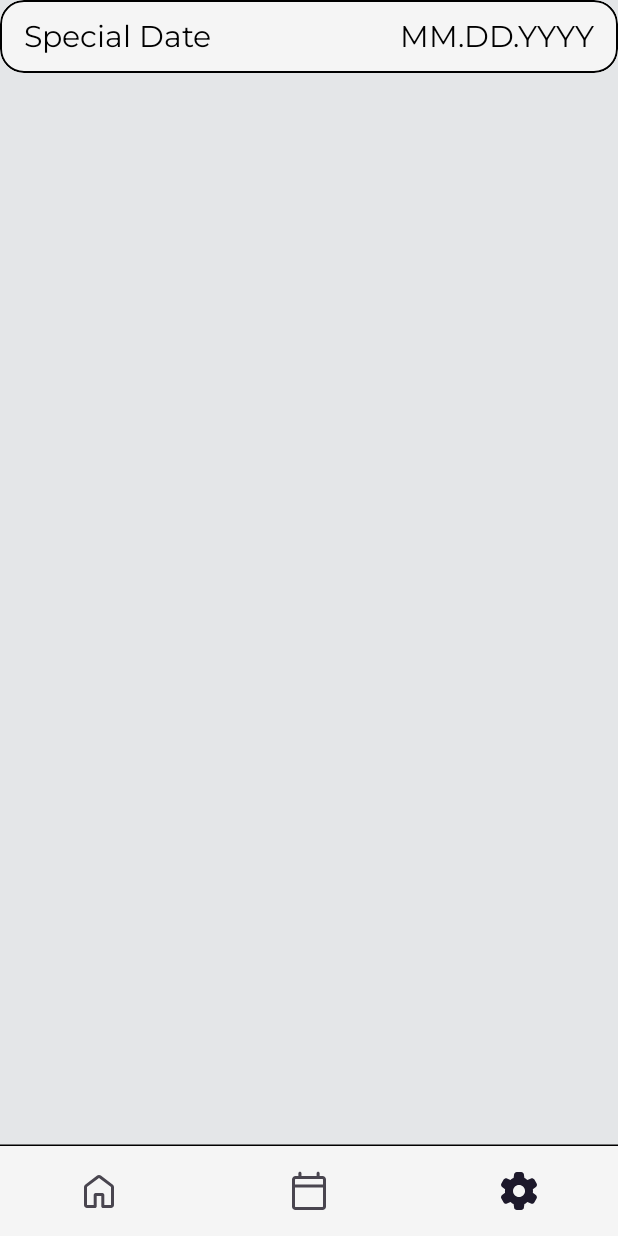
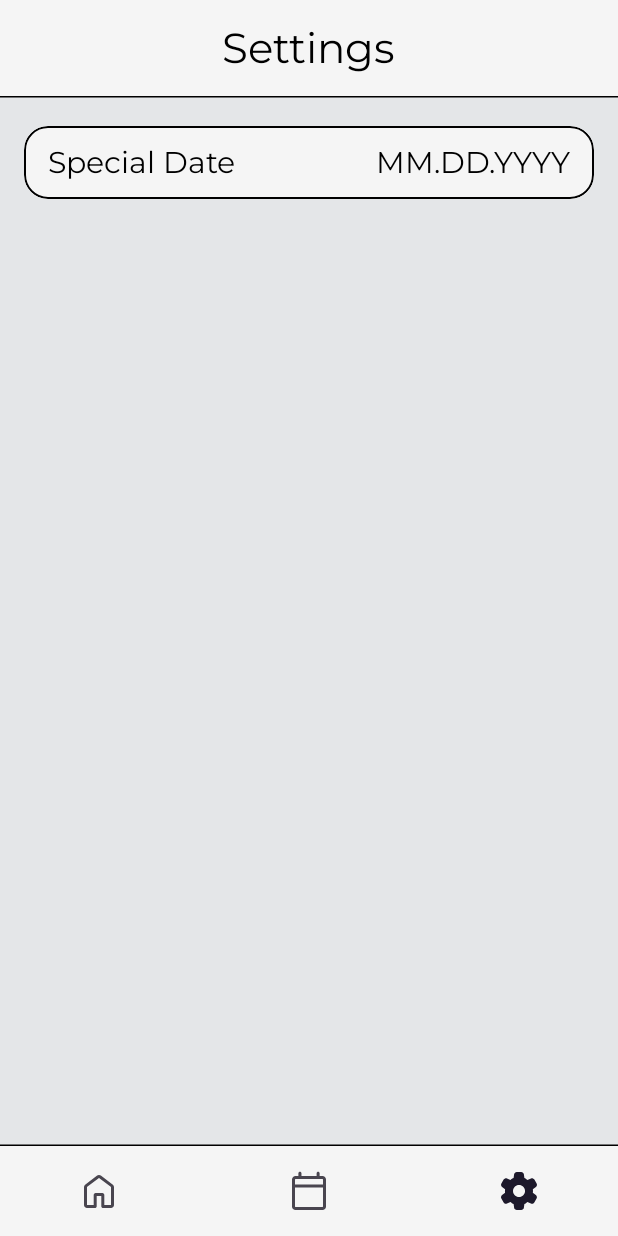
Before and after one commit to pavel-maiseichyk/Love-Calendar, an Android app built with Jetpack Compose: the SettingsScreen screen opened through its navigation route, on a phone screen of 412 x 824 dp. Run offline under Robolectric (Android 15) with nearby library versions, the light colour scheme and no system bars; 1 statement that could not run was skipped.

Commit message:
Complete SettingsScreen implementation

```diff
--- a/app/src/main/java/com/paulmais/lovecalendar/presentation/home/HomeScreen.kt
+++ b/app/src/main/java/com/paulmais/lovecalendar/presentation/home/HomeScreen.kt
@@ -51,7 +51,7 @@ private fun HomeScreen(
                 onRightButtonClick = {
                     if (state.isInEditMode) onAction(HomeAction.OnConfirmEditClick)
                     else onAction(HomeAction.OnEditClick)
-                },
+                }
             )
         }
     ) { paddingValues ->
--- a/app/src/main/java/com/paulmais/lovecalendar/presentation/settings/SettingsScreen.kt
+++ b/app/src/main/java/com/paulmais/lovecalendar/presentation/settings/SettingsScreen.kt
@@ -1,9 +1,22 @@
 package com.paulmais.lovecalendar.presentation.settings
 
+import androidx.compose.foundation.background
+import androidx.compose.foundation.layout.Column
+import androidx.compose.foundation.layout.Spacer
+import androidx.compose.foundation.layout.fillMaxSize
+import androidx.compose.foundation.layout.height
+import androidx.compose.foundation.layout.padding
+import androidx.compose.foundation.rememberScrollState
+import androidx.compose.foundation.verticalScroll
+import androidx.compose.material3.MaterialTheme
+import androidx.compose.material3.Scaffold
 import androidx.compose.runtime.Composable
 import androidx.compose.runtime.getValue
+import androidx.compose.ui.Modifier
 import androidx.compose.ui.tooling.preview.Preview
+import androidx.compose.ui.unit.dp
 import androidx.lifecycle.compose.collectAsStateWithLifecycle
+import com.paulmais.lovecalendar.presentation.components.MyTopBar
 import com.paulmais.lovecalendar.presentation.settings.components.SettingsComponent
 import com.paulmais.lovecalendar.presentation.ui.theme.LoveCalendarTheme
 import org.koin.androidx.compose.koinViewModel
@@ -25,6 +38,20 @@ private fun SettingsScreen(
     state: SettingsState,
     onAction: (SettingsAction) -> Unit
 ) {
+    Scaffold(
+        topBar = {
+            MyTopBar(text = "Settings")
+        }
+    ) { paddingValues ->
+        Column(
+            modifier = Modifier
+                .padding(paddingValues)
+                .fillMaxSize()
+                .background(MaterialTheme.colorScheme.background)
+                .padding(horizontal = 16.dp)
+                .verticalScroll(rememberScrollState())
+        ) {
+            Spacer(modifier = Modifier.height(20.dp))
             SettingsComponent(
                 textFieldState = state.specialDateTextFieldState,
                 title = "Special Date",
@@ -34,6 +61,8 @@ private fun SettingsScreen(
                 onCancelClick = { onAction(SettingsAction.OnCancelUpdateDateClick) },
                 date = state.specialDateString
             )
+        }
+    }
 }
 
 @Preview
--- a/app/src/main/java/com/paulmais/lovecalendar/presentation/settings/components/SettingsComponent.kt
+++ b/app/src/main/java/com/paulmais/lovecalendar/presentation/settings/components/SettingsComponent.kt
@@ -1,23 +1,18 @@
 package com.paulmais.lovecalendar.presentation.settings.components
 
-import androidx.compose.animation.AnimatedVisibility
 import androidx.compose.animation.animateContentSize
 import androidx.compose.foundation.BorderStroke
 import androidx.compose.foundation.background
 import androidx.compose.foundation.border
 import androidx.compose.foundation.clickable
 import androidx.compose.foundation.layout.Arrangement
-import androidx.compose.foundation.layout.Box
 import androidx.compose.foundation.layout.Column
 import androidx.compose.foundation.layout.Row
-import androidx.compose.foundation.layout.Spacer
 import androidx.compose.foundation.layout.fillMaxWidth
-import androidx.compose.foundation.layout.height
 import androidx.compose.foundation.layout.padding
 import androidx.compose.foundation.shape.RoundedCornerShape
 import androidx.compose.foundation.text.input.TextFieldState
 import androidx.compose.foundation.text.input.rememberTextFieldState
-import androidx.compose.material3.Button
 import androidx.compose.material3.MaterialTheme
 import androidx.compose.material3.Text
 import androidx.compose.runtime.Composable
```
Lines whose indentation alone changed are shown as unchanged.
